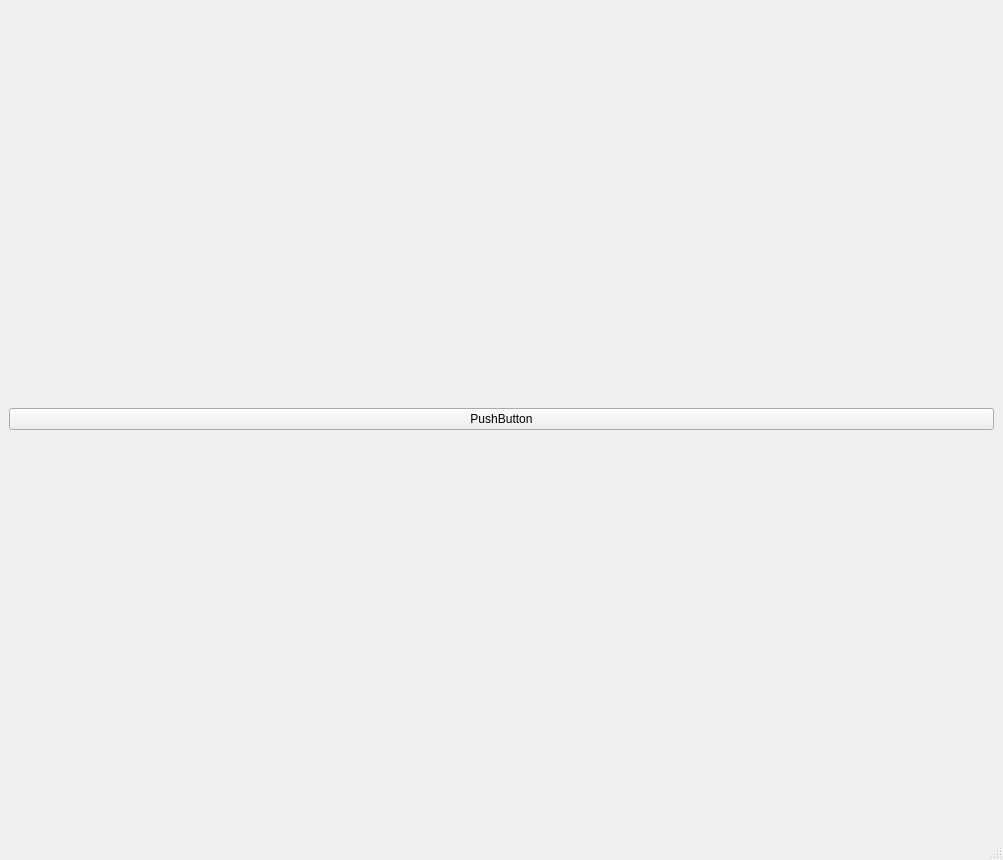
Above: roeversprogsoversaetter.ui from Vibenshus-Gymnasium-Pro/pyside6-2-thomas before the change. Below: the same form after it.
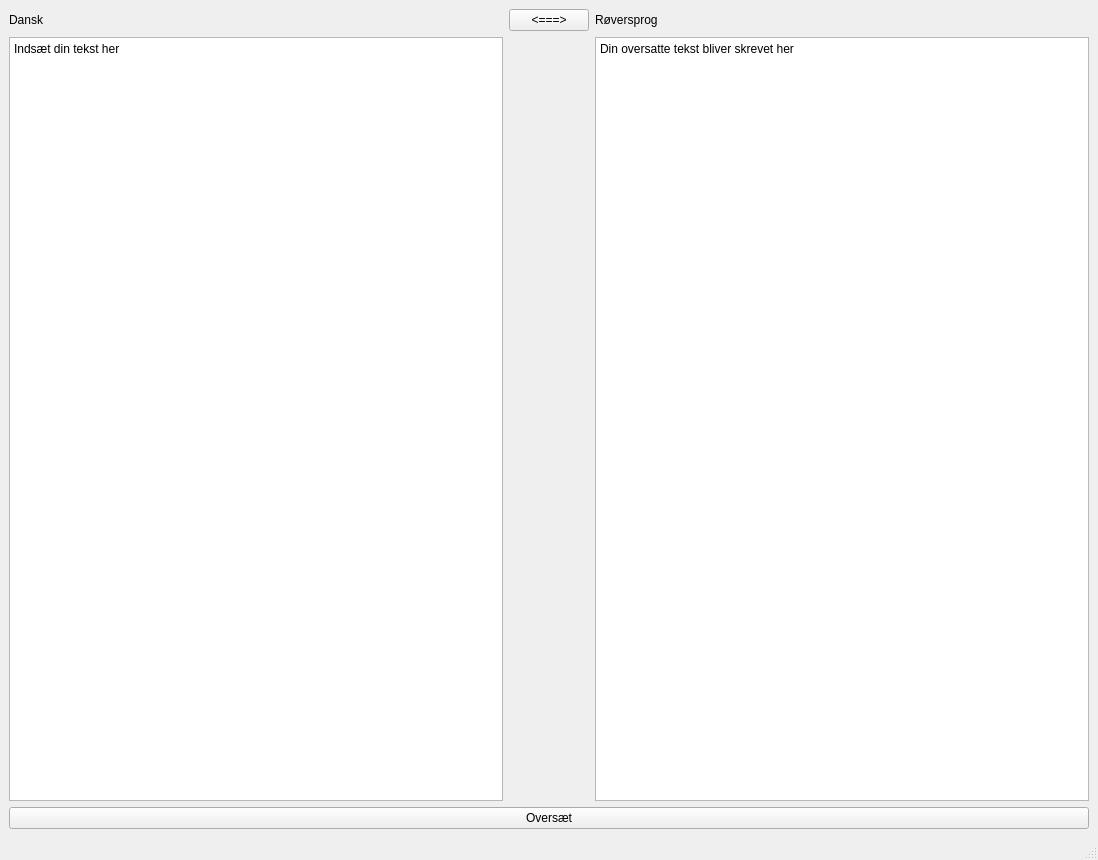
That is the form after the change.

The edit to the form file:
```diff
--- a/roeversprogsoversaetter.ui
+++ b/roeversprogsoversaetter.ui
@@ -6,7 +6,7 @@
    <rect>
     <x>0</x>
     <y>0</y>
-    <width>1003</width>
+    <width>1098</width>
     <height>860</height>
    </rect>
   </property>
@@ -15,10 +15,47 @@
   </property>
   <widget class="QWidget" name="centralwidget">
    <layout class="QGridLayout" name="gridLayout">
-    <item row="0" column="0" colspan="2">
+    <item row="1" column="0">
+     <widget class="QPlainTextEdit" name="text1">
+      <property name="plainText">
+       <string>Indsæt din tekst her
+</string>
+      </property>
+     </widget>
+    </item>
+    <item row="0" column="1">
+     <widget class="QPushButton" name="skift_oversaetning">
+      <property name="text">
+       <string>&lt;===&gt;</string>
+      </property>
+     </widget>
+    </item>
+    <item row="1" column="2">
+     <widget class="QPlainTextEdit" name="text2">
+      <property name="plainText">
+       <string>Din oversatte tekst bliver skrevet her
+</string>
+      </property>
+     </widget>
+    </item>
+    <item row="0" column="0">
+     <widget class="QLabel" name="label">
+      <property name="text">
+       <string>Dansk</string>
+      </property>
+     </widget>
+    </item>
+    <item row="0" column="2">
+     <widget class="QLabel" name="label_2">
+      <property name="text">
+       <string>Røversprog</string>
+      </property>
+     </widget>
+    </item>
+    <item row="3" column="0" colspan="3">
      <widget class="QPushButton" name="oversaet_knap">
       <property name="text">
-       <string>PushButton</string>
+       <string>Oversæt</string>
       </property>
      </widget>
     </item>
```
Left out of the diff: 2 changed lines with no effect on the pictures.
